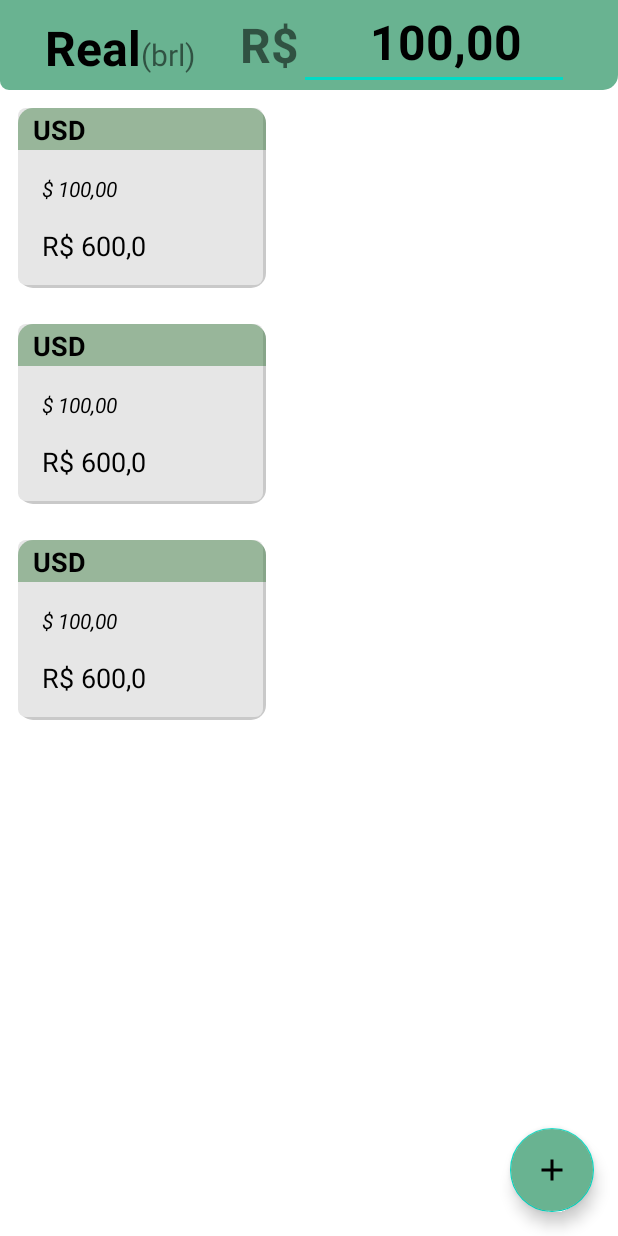
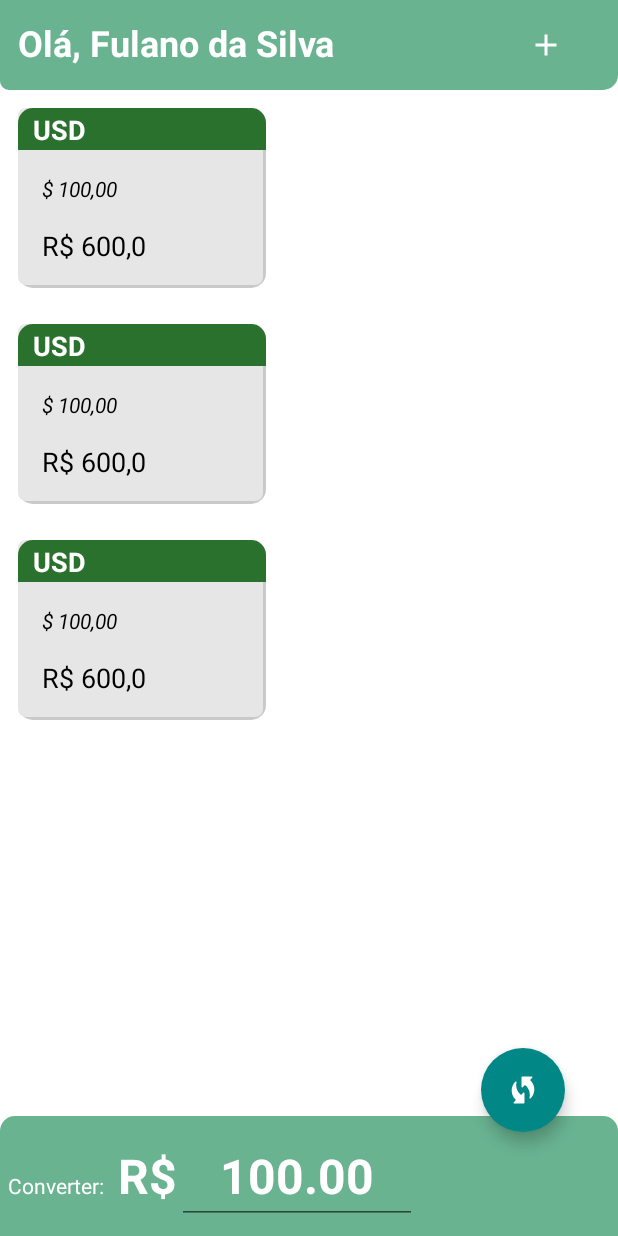
Before and after one commit to jfbastos/seConverta, an Android app: the layout activity_main.xml on its own in the app's theme, with its tools: preview values and no code run, on a phone screen of 412 x 824 dp. Run offline under Robolectric (Android 15) with nearby library versions, the phone set to English and light mode, and no system bars.

```diff
--- a/app/src/main/AndroidManifest.xml
+++ b/app/src/main/AndroidManifest.xml
@@ -11,6 +11,7 @@
         android:roundIcon="@mipmap/ic_launcher_round"
         android:supportsRtl="true"
         android:theme="@style/Theme.SeConverta">
+        <activity android:name=".view.ListCountriesActivity" android:exported="true"/>
         <activity
             android:name=".view.MainActivity"
             android:exported="true">
--- a/app/src/main/res/drawable/ic_add_black_24dp.xml
+++ /dev/null
@@ -1,9 +0,0 @@
-<vector xmlns:android="http://schemas.android.com/apk/res/android"
-    android:width="24dp"
-    android:height="24dp"
-    android:viewportWidth="24.0"
-    android:viewportHeight="24.0">
-    <path
-        android:fillColor="#FF000000"
-        android:pathData="M19,13h-6v6h-2v-6H5v-2h6V5h2v6h6v2z"/>
-</vector>
--- /dev/null
+++ b/app/src/main/res/drawable/ic_baseline_add_24.xml
@@ -0,0 +1,5 @@
+<vector android:height="24dp" android:tint="#FFFFFF"
+    android:viewportHeight="24" android:viewportWidth="24"
+    android:width="24dp" xmlns:android="http://schemas.android.com/apk/res/android">
+    <path android:fillColor="@android:color/white" android:pathData="M19,13h-6v6h-2v-6H5v-2h6V5h2v6h6v2z"/>
+</vector>
--- /dev/null
+++ b/app/src/main/res/drawable/ic_convert_24.xml
@@ -0,0 +1,6 @@
+<vector android:height="24dp" android:tint="#FFFFFF"
+    android:viewportHeight="24" android:viewportWidth="24"
+    android:width="24dp" xmlns:android="http://schemas.android.com/apk/res/android">
+    <path android:fillColor="@android:color/white" android:pathData="M16.7,5.3l1.44,-1.44c0.32,-0.32 0.09,-0.85 -0.35,-0.85H11.5c-0.28,0 -0.5,0.22 -0.5,0.5V9.8c0,0.45 0.54,0.67 0.85,0.35l1.45,-1.45c1.97,1.46 3.25,3.78 3.25,6.42c0,0.66 -0.08,1.31 -0.24,1.92c-0.12,0.5 0.48,0.86 0.84,0.49c1.48,-1.53 2.4,-3.61 2.4,-5.91C19.55,9.11 18.44,6.86 16.7,5.3z"/>
+    <path android:fillColor="@android:color/white" android:pathData="M12.15,13.86L10.7,15.3c-1.97,-1.46 -3.25,-3.78 -3.25,-6.42c0,-0.66 0.08,-1.31 0.24,-1.92c0.12,-0.5 -0.48,-0.86 -0.84,-0.49c-1.48,1.53 -2.4,3.61 -2.4,5.91c0,2.52 1.1,4.77 2.84,6.33l-1.44,1.44c-0.32,0.32 -0.09,0.85 0.35,0.85h6.29c0.28,0 0.5,-0.22 0.5,-0.5v-6.29C13,13.77 12.46,13.54 12.15,13.86z"/>
+</vector>
--- a/app/src/main/res/drawable/rounded_content_top.xml
+++ b/app/src/main/res/drawable/rounded_content_top.xml
@@ -1,5 +1,5 @@
 <?xml version="1.0" encoding="UTF-8"?>
 <shape xmlns:android="http://schemas.android.com/apk/res/android">
-    <solid android:color="#6A000000"/>
+    <solid android:color="@color/greenTopDetail"/>
     <corners android:topLeftRadius="10dp" android:topRightRadius="10dp"/>
 </shape>
--- a/app/src/main/res/layout/activity_main.xml
+++ b/app/src/main/res/layout/activity_main.xml
@@ -8,56 +8,47 @@
         android:layout_height="match_parent"
         tools:context=".view.MainActivity">
 
-
         <LinearLayout
-            android:id="@+id/currencyDate"
+            android:id="@+id/user_presentation"
             android:layout_width="match_parent"
             android:layout_height="60dp"
+            android:orientation="horizontal"
             android:background="@drawable/rounded_content_bottom"
-            android:orientation="horizontal"
-            app:layout_constraintLeft_toLeftOf="parent"
-            app:layout_constraintRight_toRightOf="parent"
-            app:layout_constraintTop_toTopOf="parent">
-
-            <TextView
-                android:id="@+id/currNameActivity"
-                android:layout_width="wrap_content"
-                android:layout_height="wrap_content"
-                android:gravity="center"
-                android:paddingStart="30dp"
-                android:text="@string/realText"
-                android:textColor="@color/black"
-                android:textSize="32sp"
-                android:textStyle="bold" />
-
-            <TextView
-                android:id="@+id/currNameActivityDetail"
-                android:layout_width="wrap_content"
-                android:layout_height="wrap_content"
-                android:gravity="center_vertical"
-                android:text="@string/siglaText"
-                android:textSize="20sp" />
+            app:layout_constraintTop_toTopOf="parent"
+            app:layout_constraintStart_toStartOf="parent"
+            app:layout_constraintEnd_toEndOf="parent"
+            app:layout_constraintBottom_toTopOf="@id/rvList">
 
             <TextView
                 android:layout_width="wrap_content"
-                android:layout_height="match_parent"
-                android:gravity="center"
-                android:paddingStart="30dp"
-                android:text="@string/equalText"
-                android:textSize="32sp"
-                android:textStyle="bold" />
+                android:layout_height="wrap_content"
+                android:layout_marginVertical="12dp"
+                android:layout_marginStart="12dp"
+                android:text="Olá, "
+                android:textAlignment="center"
+                android:textColor="@color/white"
+                android:textSize="24sp"
+                android:textStyle="bold"/>
 
-            <com.google.android.material.textfield.TextInputEditText
-                android:id="@+id/currencyValue"
-                android:layout_width="180dp"
+            <TextView
+                android:id="@+id/userName"
+                android:layout_width="280dp"
                 android:layout_height="wrap_content"
-                android:gravity="center"
-                android:paddingStart="20sp"
-                android:inputType="number"
-                android:text="@string/InsertValueText"
-                android:textColor="@color/black"
-                android:textSize="32sp"
-                android:textStyle="bold" />
+                android:layout_marginVertical="12dp"
+                tools:text="Fulano da Silva"
+                android:textAlignment="textStart"
+                android:textColor="@color/white"
+                android:textSize="24sp"
+                android:textStyle="bold"/>
+
+            <ImageButton
+                android:id="@+id/buttonAddCountries"
+                android:layout_width="wrap_content"
+                android:layout_height="wrap_content"
+                android:layout_marginVertical="12dp"
+                android:backgroundTint="@color/greenTopDetail"
+                android:src="@drawable/ic_baseline_add_24" />
+
         </LinearLayout>
 
 
@@ -65,21 +56,69 @@
             android:id="@+id/rvList"
             android:layout_width="match_parent"
             android:layout_height="0dp"
-            app:layout_constraintBottom_toBottomOf="parent"
+            app:layout_constraintTop_toBottomOf="@+id/user_presentation"
+            app:layout_constraintBottom_toTopOf="@+id/currencyDate"
             app:layout_constraintLeft_toLeftOf="parent"
             app:layout_constraintRight_toRightOf="parent"
-            app:layout_constraintTop_toBottomOf="@+id/currencyDate"
             tools:listitem="@layout/currency_content" />
 
+        <LinearLayout
+            android:id="@+id/currencyDate"
+            android:layout_width="match_parent"
+            android:layout_height="80dp"
+            android:background="@drawable/rounded_content_top"
+            android:orientation="horizontal"
+            app:layout_constraintBottom_toBottomOf="parent"
+            app:layout_constraintHorizontal_bias="0.0"
+            app:layout_constraintLeft_toLeftOf="parent"
+            app:layout_constraintRight_toRightOf="parent"
+            app:layout_constraintTop_toTopOf="parent"
+            app:layout_constraintVertical_bias="1">
+
+
+            <TextView
+                android:layout_width="wrap_content"
+                android:layout_height="wrap_content"
+                android:layout_marginHorizontal="5dp"
+                android:textColor="@color/white"
+                android:text="Converter: " />
+
+            <TextView
+                android:layout_width="wrap_content"
+                android:layout_height="match_parent"
+                android:gravity="center"
+                android:text="@string/equalText"
+                android:textColor="@color/white"
+                android:textSize="32sp"
+                android:textStyle="bold" />
+
+            <com.google.android.material.textfield.TextInputEditText
+                android:id="@+id/currencyValue"
+                android:layout_width="160dp"
+                android:layout_height="wrap_content"
+                android:inputType="numberDecimal"
+                android:text="@string/InsertValueText"
+                android:textAlignment="center"
+                android:textColor="@color/white"
+                android:textSize="32sp"
+                android:textStyle="bold" />
+
+        </LinearLayout>
+
         <com.google.android.material.floatingactionbutton.FloatingActionButton
-            android:id="@+id/buttonAddCurrency"
+            android:id="@+id/buttonRefreshCurrencies"
             android:layout_width="wrap_content"
             android:layout_height="wrap_content"
-            android:layout_margin="16dp"
-            android:backgroundTint="@color/greenTopDetail"
-            android:src="@drawable/ic_add_black_24dp"
+            android:backgroundTint="@color/teal_700"
+            android:src="@drawable/ic_convert_24"
+            app:borderWidth="0dp"
+            app:tint="@color/white"
             app:layout_constraintBottom_toBottomOf="parent"
-            app:layout_constraintEnd_toEndOf="parent" />
+            app:layout_constraintEnd_toEndOf="parent"
+            app:layout_constraintStart_toStartOf="parent"
+            app:layout_constraintTop_toTopOf="@+id/user_presentation"
+            app:layout_constraintHorizontal_bias="0.90"
+            app:layout_constraintVertical_bias="0.91" />
 
 
     </androidx.constraintlayout.widget.ConstraintLayout>
--- a/app/src/main/res/layout/currency_content.xml
+++ b/app/src/main/res/layout/currency_content.xml
@@ -21,7 +21,7 @@
                 android:layout_width="wrap_content"
                 android:layout_height="wrap_content"
                 android:layout_marginHorizontal="10dp"
-                android:textColor="@color/black"
+                android:textColor="@color/white"
                 android:textSize="18sp"
                 android:textStyle="bold"
                 app:layout_constraintBottom_toBottomOf="parent"
--- a/app/src/main/res/values/strings.xml
+++ b/app/src/main/res/values/strings.xml
@@ -3,5 +3,5 @@
     <string name="realText">Real</string>
     <string name="siglaText">(brl)</string>
     <string name="equalText">R$</string>
-    <string name="InsertValueText">100,00</string>
+    <string name="InsertValueText">100.00</string>
 </resources>
```
Also changed, not shown: app/src/main/java/br/com/iesb/seconverta/model/Currency.kt (+14 -3 lines), app/src/main/java/br/com/iesb/seconverta/utils/Formaters.kt (+12 -1 lines), app/src/main/java/br/com/iesb/seconverta/view/ListCountriesActivity.kt (added, +46 -0 lines), app/src/main/java/br/com/iesb/seconverta/view/MainActivity.kt (+21 -1 lines), app/src/main/java/br/com/iesb/seconverta/view/adapter/CurrencyAdapter.kt (+10 -12 lines), app/src/main/java/br/com/iesb/seconverta/view/adapter/ListCountriesAdapter.kt (added, +53 -0 lines), app/src/main/java/br/com/iesb/seconverta/viewModel/CurrencyViewModel.kt (+11 -7 lines), app/src/main/res/layout/activity_select_currency.xml (+7 -4 lines), app/src/main/res/layout/currency_content_type.xml (+21 -22 lines).
